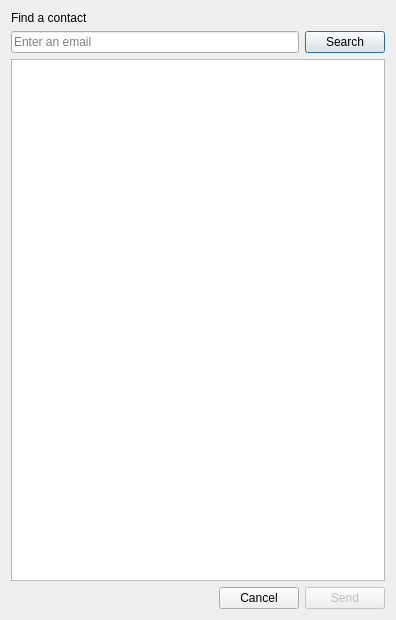
Qt form src/client/widgetaddcontactwindow.ui (wayt/Skypy) before a commit.
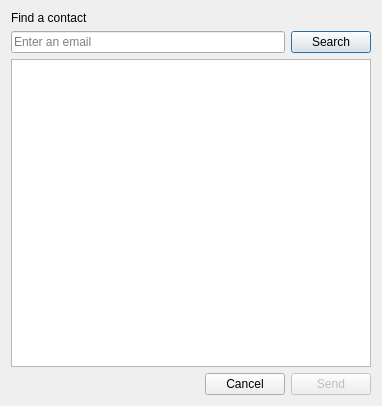
The same form after that commit.

Diff of the .ui file:
```diff
--- a/src/client/widgetaddcontactwindow.ui
+++ b/src/client/widgetaddcontactwindow.ui
@@ -6,8 +6,8 @@
    <rect>
     <x>0</x>
     <y>0</y>
-    <width>396</width>
-    <height>620</height>
+    <width>382</width>
+    <height>406</height>
    </rect>
   </property>
   <property name="windowTitle">
```
